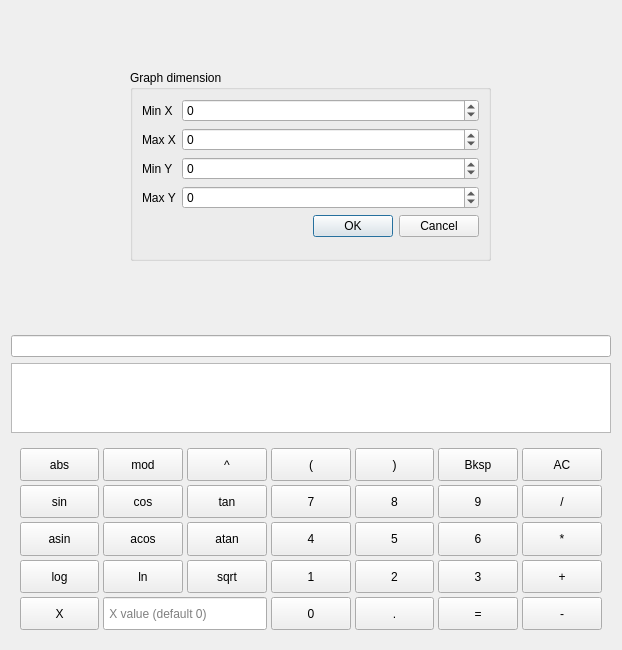
The window that src/Calc_2_0/qtgraphcalcview.ui (sg41/SmartCalc) describes before a commit, drawn with Qt 5.
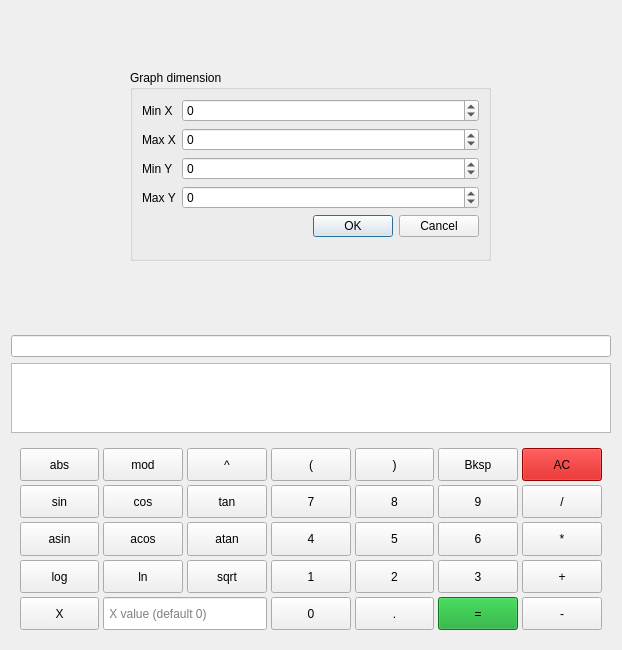
The same window after the commit. Custom widgets are drawn as their Qt base class.

Commit message: button colors and result output

```diff
--- a/src/Calc_2_0/qtgraphcalcview.ui
+++ b/src/Calc_2_0/qtgraphcalcview.ui
@@ -250,6 +250,9 @@
           <verstretch>0</verstretch>
          </sizepolicy>
         </property>
+        <property name="styleSheet">
+         <string notr="true">background-color: rgb(17, 164, 40);</string>
+        </property>
         <property name="text">
          <string>=</string>
         </property>
@@ -393,6 +396,9 @@
           <verstretch>0</verstretch>
          </sizepolicy>
         </property>
+        <property name="styleSheet">
+         <string notr="true">background-color: rgb(204, 0, 0);</string>
+        </property>
         <property name="text">
          <string>AC</string>
         </property>
```
The commit also changes 3 other files.
